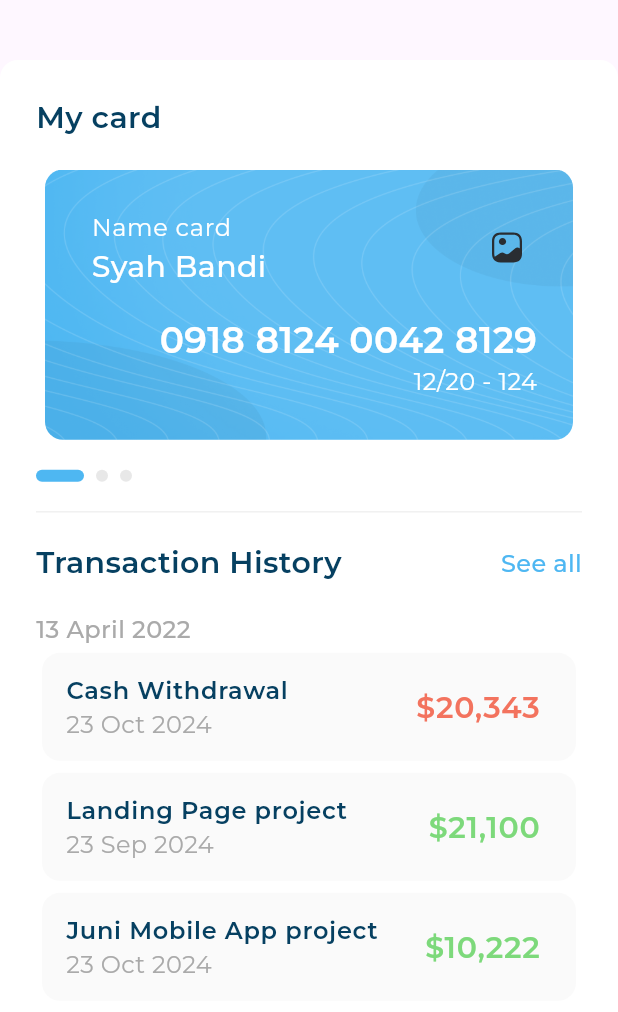
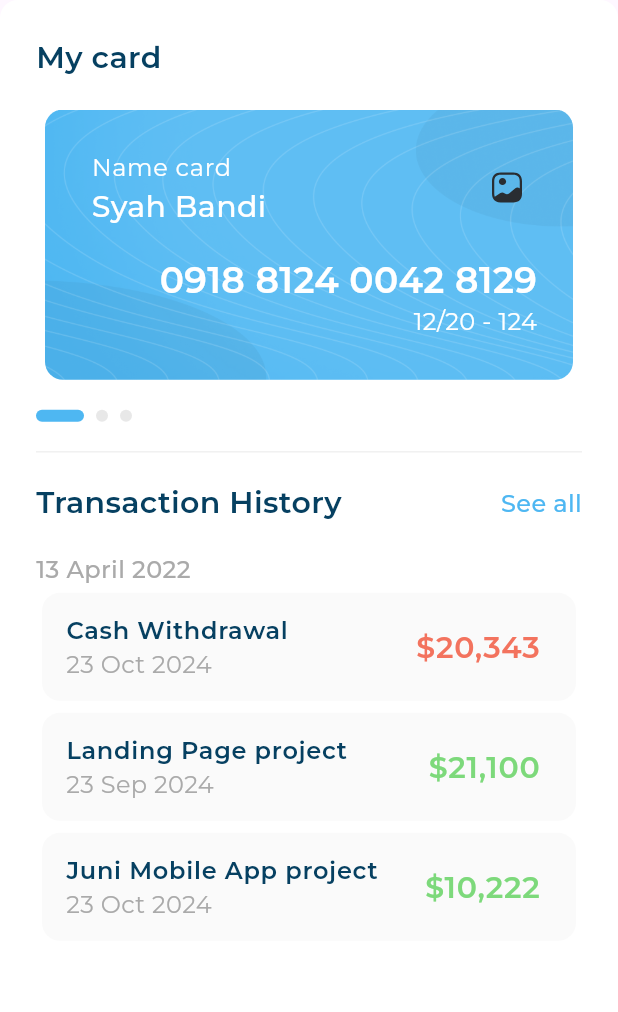
Before and after one commit to Ali-Ahmad-0/responsive_dashboard, a Flutter app: the CardAndTransaction widget shown alone on an empty page, opened directly, on a phone screen of 412 x 824 dp. Shown: the top 1012 px of the screen. Run offline on Flutter 3.47's test engine with Material 3 defaults, Android fonts, the phone set to English and light mode, and no system bars; drawn by our look-alikes of expandable_page_view; our stand-ins replace fl_chart, flutter_svg.

```diff
--- a/lib/widgets/card_and_transaction.dart
+++ b/lib/widgets/card_and_transaction.dart
@@ -7,9 +7,7 @@ class CardAndTransaction extends StatelessWidget {
 
   @override
   Widget build(BuildContext context) {
-    return Padding(
-      padding: const EdgeInsets.only(top: 40),
-      child: Container(
+    return Container(
       padding: EdgeInsets.all(24),
       decoration: BoxDecoration(
         color: Color(0xffFFFFFF),
@@ -22,7 +20,6 @@ class CardAndTransaction extends StatelessWidget {
           TransactionHistory(),
         ],
       ),
-      ),
     );
   }
 }
--- a/lib/widgets/custom_drawer.dart
+++ b/lib/widgets/custom_drawer.dart
@@ -12,6 +12,7 @@ class CustomDrawer extends StatelessWidget {
   @override
   Widget build(BuildContext context) {
     return Container(
+      width: MediaQuery.of(context).size.width * .7,
       color: Colors.white,
       child: CustomScrollView(
         slivers: [
--- a/lib/widgets/transaction_history_listview.dart
+++ b/lib/widgets/transaction_history_listview.dart
@@ -4,41 +4,32 @@ import 'package:responsive_dashboard/widgets/transactioin_listTile.dart';
 
 class TransactionHistoryListview extends StatelessWidget {
   const TransactionHistoryListview({super.key});
-  static List<TransactioinListtile> items = [
-    TransactioinListtile(
-      transactionModel: TransactionModel(
+  static List<TransactionModel> items = [
+    TransactionModel(
       subTitle: '23 Oct 2024',
       amount: r'$20,343',
       isWithdrawal: true,
       title: 'Cash Withdrawal',
     ),
-    ),
-    TransactioinListtile(
-      transactionModel: TransactionModel(
+    TransactionModel(
       subTitle: '23 Sep 2024',
       amount: r'$21,100',
       isWithdrawal: false,
       title: 'Landing Page project',
     ),
-    ),
-    TransactioinListtile(
-      transactionModel: TransactionModel(
+    TransactionModel(
       subTitle: '23 Oct 2024',
       amount: r'$10,222',
       isWithdrawal: false,
       title: 'Juni Mobile App project',
     ),
-    ),
   ];
   @override
   Widget build(BuildContext context) {
-    return ListView.builder(
-      shrinkWrap: true,
-      itemCount: items.length,
-
-      itemBuilder: (context, index) {
-        return items[index];
-      },
+    return Column(
+      children: List.generate(items.length, (index) {
+        return TransactioinListtile(transactionModel: items[index]);
+      }),
     );
   }
 }
```
Also changed, not shown: lib/views/dashboard_view.dart (+17 -2 lines), lib/widgets/all_expenses_and_quick_invoice_section.dart (+2 -13 lines), lib/widgets/card_transaction_income_section.dart (+5 -7 lines), lib/widgets/desktop_layout.dart (+29 -4 lines), lib/widgets/income.dart (+14 -11 lines), lib/widgets/income_chart.dart (+4 -4 lines), lib/widgets/income_details.dart (+3 -4 lines), lib/widgets/mobile_layout.dart (+12 -1 lines), lib/widgets/tablet_layout.dart (+4 -11 lines). Lines whose indentation alone changed are shown as unchanged.
